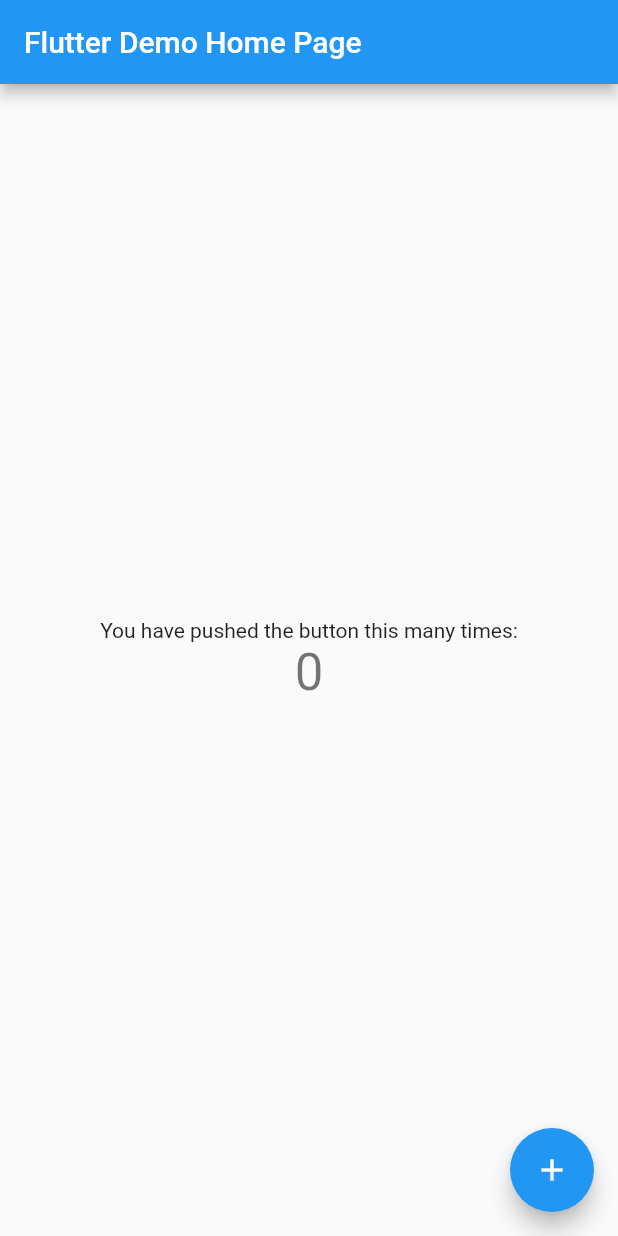
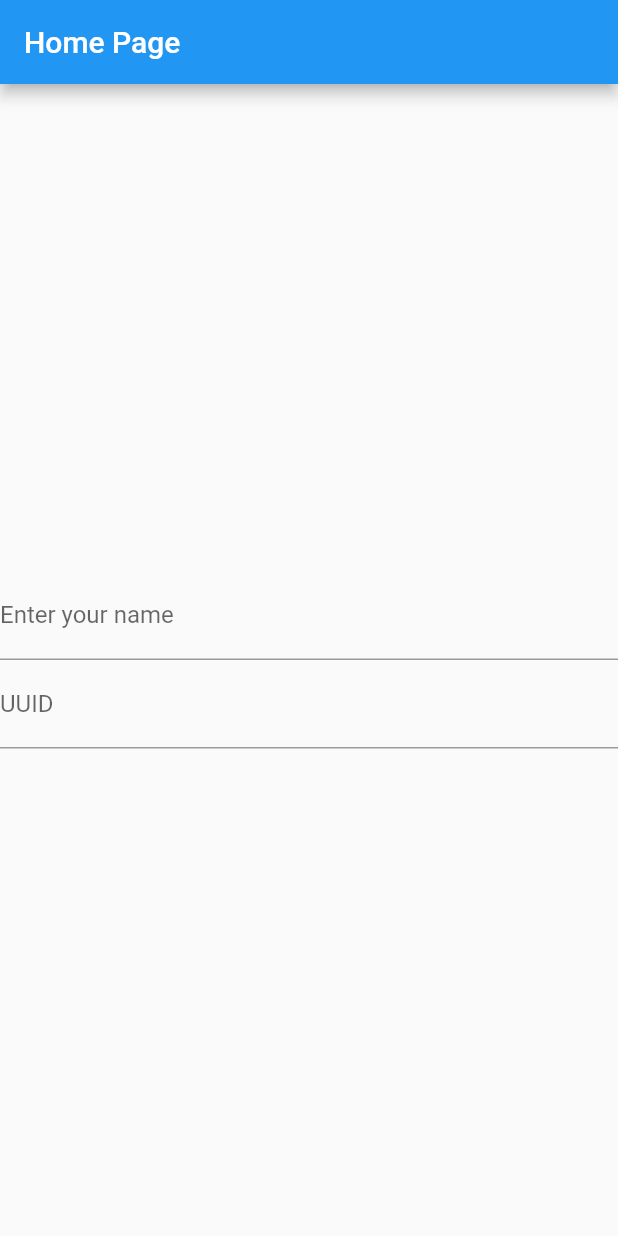
Before and after one commit to HenryHuang2000/virtual-fencing, a Flutter app: the screen it shows after launch, on a phone screen of 412 x 824 dp. Run offline on Flutter 3.47's test engine with Material 2 defaults, Android fonts, the phone set to English and light mode, and no system bars.

Commit message:
text boxes

```diff
--- a/lib/main.dart
+++ b/lib/main.dart
@@ -1,4 +1,5 @@
 import 'package:flutter/material.dart';
+import 'package:uuid/uuid.dart';
 
 void main() {
   runApp(MyApp());
@@ -9,24 +10,12 @@ class MyApp extends StatelessWidget {
   @override
   Widget build(BuildContext context) {
     return MaterialApp(
-      title: 'Flutter Demo',
+      title: 'Home Page',
       theme: ThemeData(
-        // This is the theme of your application.
-        //
-        // Try running your application with "flutter run". You'll see the
-        // application has a blue toolbar. Then, without quitting the app, try
-        // changing the primarySwatch below to Colors.green and then invoke
-        // "hot reload" (press "r" in the console where you ran "flutter run",
-        // or simply save your changes to "hot reload" in a Flutter IDE).
-        // Notice that the counter didn't reset back to zero; the application
-        // is not restarted.
         primarySwatch: Colors.blue,
-        // This makes the visual density adapt to the platform that you run
-        // the app on. For desktop platforms, the controls will be smaller and
-        // closer together (more dense) than on mobile platforms.
         visualDensity: VisualDensity.adaptivePlatformDensity,
       ),
-      home: MyHomePage(title: 'Flutter Demo Home Page'),
+      home: MyHomePage(title: 'Home Page'),
     );
   }
 }
@@ -51,6 +40,7 @@ class MyHomePage extends StatefulWidget {
 
 class _MyHomePageState extends State<MyHomePage> {
   int _counter = 0;
+  final _formKey = GlobalKey<FormState>();
 
   void _incrementCounter() {
     setState(() {
@@ -97,21 +87,37 @@ class _MyHomePageState extends State<MyHomePage> {
           // horizontal).
           mainAxisAlignment: MainAxisAlignment.center,
           children: <Widget>[
-            Text(
-              'You have pushed the button this many times:',
+            TextFormField(
+              decoration: InputDecoration(
+                  labelText: 'Enter your name'
+              ),
             ),
-            Text(
-              '$_counter',
-              style: Theme.of(context).textTheme.headline4,
-            ),
+            // TODO: Change this to automatically generated UUID
+            TextFormField(
+              decoration: InputDecoration(
+                  labelText: 'UUID'
+              ),
+            )
           ],
         ),
       ),
-      floatingActionButton: FloatingActionButton(
-        onPressed: _incrementCounter,
-        tooltip: 'Increment',
-        child: Icon(Icons.add),
-      ), // This trailing comma makes auto-formatting nicer for build methods.
+      // button here??
+
+      // TODO: fix validation button
+    );
+    ElevatedButton(
+      onPressed: () {
+        // Validate returns true if the form is valid, otherwise false.
+        //if (_formKey.currentState.validate()) {
+          // If the form is valid, display a snackbar. In the real world,
+          // you'd often call a server or save the information in a database.
+
+          Scaffold
+              .of(context)
+              .showSnackBar(SnackBar(content: Text('Processing Data')));
+        //}
+      },
+      child: Text('Submit'),
     );
   }
 }
--- a/pubspec.yaml
+++ b/pubspec.yaml
@@ -23,7 +23,7 @@ environment:
 dependencies:
   flutter:
     sdk: flutter
-
+  uuid: ^2.2.2
 
   # The following adds the Cupertino Icons font to your application.
   # Use with the CupertinoIcons class for iOS style icons.
```
